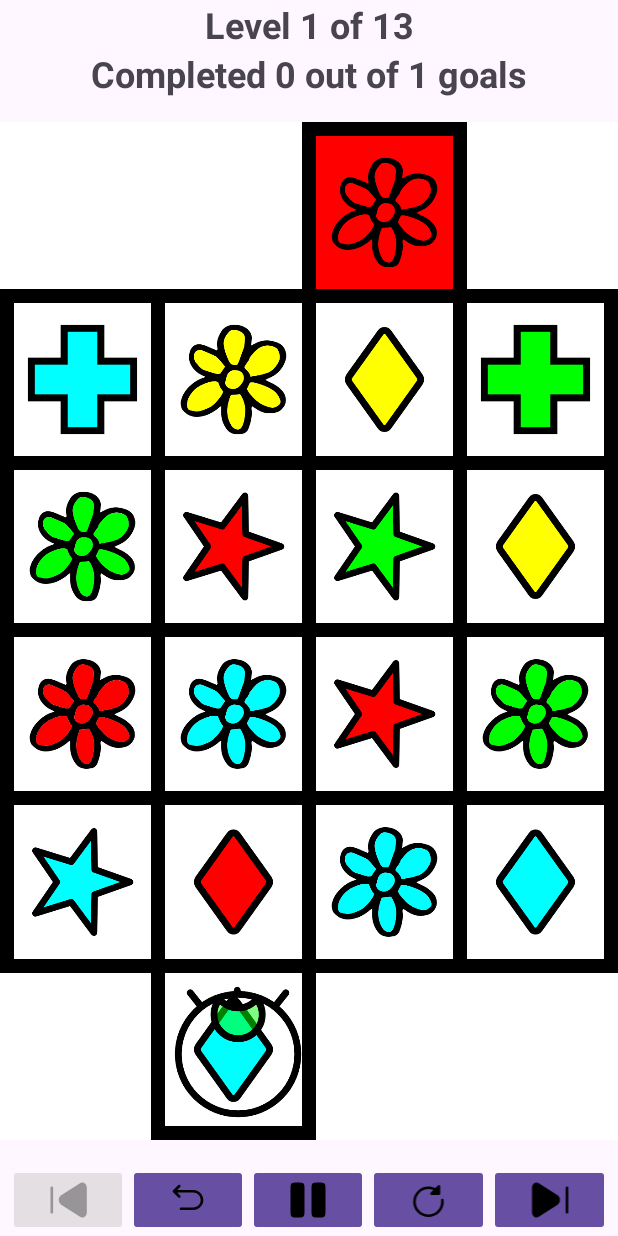
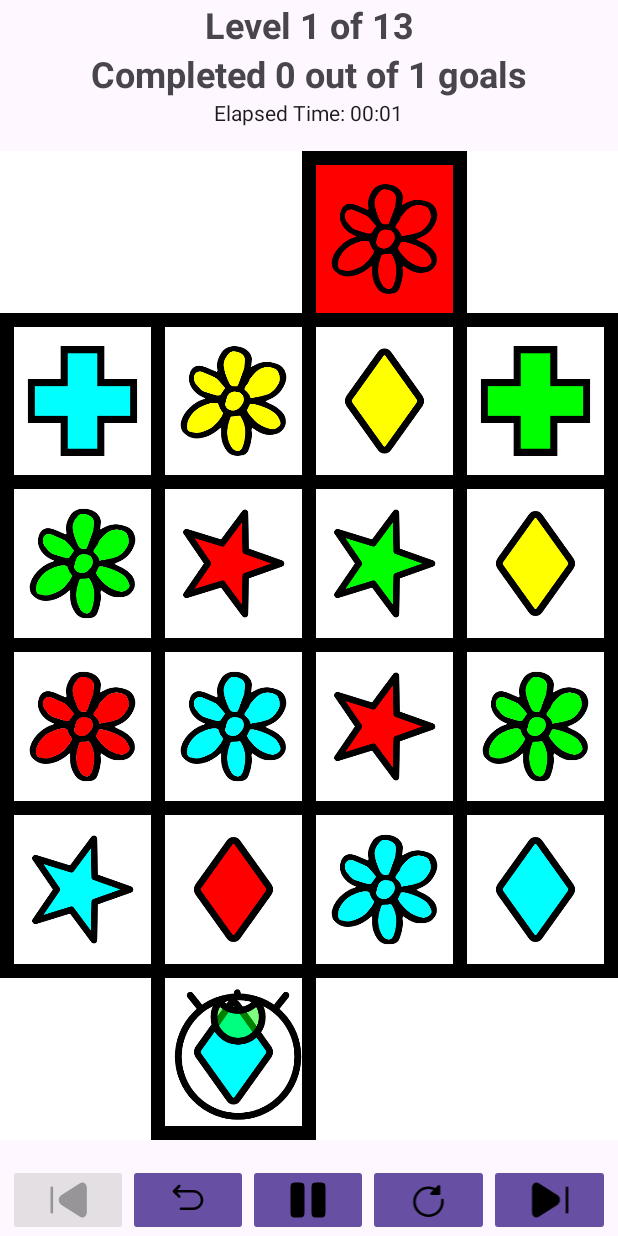
Before and after one commit to DouglasSam/Android-Eyeball-Maze, an Android app: the screen it shows after launch (MainActivity), after a tap on an icon or button, on a phone screen of 412 x 824 dp. Run offline under Robolectric (Android 15) with nearby library versions, the phone set to English and light mode, and no system bars.

Commit message:
Add in game timer and base for undo

```diff
--- a/app/src/main/java/nz/ac/ara/sjd0364/MainActivity.java
+++ b/app/src/main/java/nz/ac/ara/sjd0364/MainActivity.java
@@ -9,12 +9,16 @@ import android.app.AlertDialog;
 import android.app.Dialog;
 import android.graphics.Color;
 import android.os.Bundle;
+import android.os.CountDownTimer;
+import android.os.SystemClock;
 import android.util.Log;
 import android.view.View;
 import android.widget.Button;
+import android.widget.Chronometer;
 import android.widget.GridLayout;
 import android.widget.ImageButton;
 import android.widget.ImageView;
+import android.widget.LinearLayout;
 import android.widget.TextView;
 
 import androidx.activity.EdgeToEdge;
@@ -32,6 +36,9 @@ import java.io.IOException;
 import java.io.InputStream;
 import java.io.InputStreamReader;
 import java.util.Arrays;
+import java.util.HashMap;
+import java.util.List;
+import java.util.Map;
 
 import nz.ac.ara.sjd0364.model.BlankSquare;
 import nz.ac.ara.sjd0364.model.Game;
@@ -46,6 +53,8 @@ public class MainActivity extends AppCompatActivity {
     private static final String TAG = "MainActivity";
     private Game game;
     private int currentLevel = 0;
+
+
     private ImageButton nextButton;
     private ImageButton previousButton;
     private ImageButton undoButton;
@@ -57,6 +66,13 @@ public class MainActivity extends AppCompatActivity {
     private GridLayout gridLayout;
     private TextView goalCount;
     private TextView levelTitle;
+
+    private Map<Integer, Timer> levelTimeMap;
+
+    private Map<Integer, List<Coordinate>> levelMoves;
+
+    private Timer levelTimer;
+    private LinearLayout levelInfoLayout;
 
 
     @Override
@@ -80,6 +96,8 @@ public class MainActivity extends AppCompatActivity {
         undoButton = findViewById(R.id.undoMove);
         restartButton = findViewById(R.id.restart);
         playPauseButton = findViewById(R.id.playPause);
+        levelTitle = findViewById(R.id.levelTitle);
+
 
         nextButton.setOnClickListener(v -> changeLevelOnClick(1));
         previousButton.setOnClickListener(v -> changeLevelOnClick(-1));
@@ -123,11 +141,17 @@ public class MainActivity extends AppCompatActivity {
         if (gridLayout != null) {
             gridLayout.setVisibility(View.GONE);
             gridLayout = null;
+            levelInfoLayout.removeAllViews();
         }
 
         isPlaying = false;
 
         game = new Game();
+
+        levelTimeMap = new HashMap<>();
+        levelMoves = new HashMap<>();
+
+
 
         loadMazesFromFiles();
 
@@ -156,37 +180,50 @@ public class MainActivity extends AppCompatActivity {
                 (game.getGoalCount() + game.getCompletedGoalCount())));
         if (game.getGoalCount() == 0) {
             Log.d(TAG, "Level complete");
-            AlertDialog.Builder builder = new AlertDialog.Builder(this);
-            builder.setCancelable(true);
-            builder.setTitle("Level Complete");
-            builder.setMessage("You have completed the level!");
-            builder.setPositiveButton("Next Level", (dialog, which) -> {
+
+            levelTimer.stop();
+
+            String message = "You have completed the level!\n" +
+                    "Time: " + levelTimer.getFormattedElapsedTimeToMillis() + "\n" +
+                    "Moves: " + levelMoves.get(currentLevel).size() + "\n" +
+                    "Level: " + (currentLevel + 1) + "/" + game.getLevelCount();
+
+            AlertDialog.Builder alertBuilder = new AlertDialog.Builder(this);
+            alertBuilder.setCancelable(true);
+            alertBuilder.setTitle("Level Complete");
+            alertBuilder.setMessage(message);
+            alertBuilder.setPositiveButton("Next Level", (dialog, which) -> {
                 changeLevelOnClick(1);
             });
-            builder.setNegativeButton("View Level", (dialog, which) -> {
+            alertBuilder.setNegativeButton("View Level", (dialog, which) -> {
+
+                playPauseButton.setEnabled(false);
+                undoButton.setEnabled(false);
             });
 
-            Dialog dialog = builder.create();
+            Dialog dialog = alertBuilder.create();
             dialog.show();
         }
     }
 
 
     public void changeLevelOnClick(int change) {
+        togglePlayPause(true);
         currentLevel += change;
         game.setLevel(currentLevel);
 
         goalCount.setVisibility(View.INVISIBLE);
 
-
+        playPauseButton.setEnabled(true);
         previousButton.setEnabled(currentLevel != 0);
         nextButton.setEnabled(currentLevel != game.getLevelCount() - 1);
 
         levelTitle.setText(R.string.app_name);
 
-        togglePlayPause(true);
+
         if (gridLayout != null) {
             gridLayout = null;
+            levelInfoLayout.removeAllViews();
         }
         startButton.setText(getResources().getString(R.string.start_resume_level, "Start", currentLevel + 1));
     }
@@ -197,6 +234,10 @@ public class MainActivity extends AppCompatActivity {
 
     public void togglePlayPause(boolean pause) {
         if (pause) {
+            if (levelTimeMap.get(currentLevel) != null && levelTimer != null) {
+                levelTimer.stop();
+                levelTimer.setVisibility(View.INVISIBLE);
+            }
             Log.d(TAG, "Pausing game");
             isPlaying = false;
             startButton.setVisibility(View.VISIBLE);
@@ -216,11 +257,15 @@ public class MainActivity extends AppCompatActivity {
             restartButton.setEnabled(true);
             if (gridLayout == null) {
                 renderCurrentLevel();
+            } else {
+                gridLayout.setVisibility(View.VISIBLE);
+                levelTimer.start();
+                levelTimer.setVisibility(View.VISIBLE);
             }
-            else {
-                gridLayout.setVisibility(View.VISIBLE);
-            }
+
+
         }
+
     }
 
 
@@ -287,13 +332,27 @@ public class MainActivity extends AppCompatActivity {
             }
         }
 
-        levelTitle = findViewById(R.id.levelTitle);
         levelTitle.setText(getResources().getString(R.string.level_count, (currentLevel + 1), game.getLevelCount()));
 
         goalCount.setVisibility(View.VISIBLE);
         goalCount.setText(getResources().getString(R.string.goal_count, game.getCompletedGoalCount(), game.getGoalCount()));
 
+        if (levelMoves.get(currentLevel) == null) {
+            levelMoves.put(currentLevel, new java.util.ArrayList<>());
+        }
 
+        if (levelTimeMap.get(currentLevel) != null) {
+            levelTimer = levelTimeMap.get(currentLevel);
+        } else {
+            levelTimer = new Timer(this);
+        }
+
+        levelInfoLayout = findViewById(R.id.levelInfo);
+        levelInfoLayout.addView(levelTimer);
+
+        levelTimeMap.put(currentLevel, levelTimer);
+        levelTimer.start();
+        levelTimer.setVisibility(View.VISIBLE);
     }
 
 
@@ -383,4 +442,7 @@ public class MainActivity extends AppCompatActivity {
         }
 
     }
+
+    record Coordinate(int row, int column) { }
+
 }
--- /dev/null
+++ b/app/src/main/java/nz/ac/ara/sjd0364/Timer.java
@@ -0,0 +1,89 @@
+package nz.ac.ara.sjd0364;
+
+import android.content.Context;
+import android.util.AttributeSet;
+import android.widget.Chronometer;
+
+import java.util.Locale;
+
+public class Timer extends Chronometer {
+    private long startTime;
+
+    private long elapsedTime = 0;
+
+    private boolean isRunning = false;
+
+    public Timer(Context context) {
+        this(context, null);
+    }
+
+    public Timer(Context context, AttributeSet attrs) {
+        this(context, attrs, 0);
+    }
+
+    public Timer(Context context, AttributeSet attrs, int defStyleAttr) {
+        this(context, attrs, defStyleAttr, 0);
+    }
+
+    public Timer(Context context, AttributeSet attrs, int defStyleAttr, int defStyleRes) {
+        super(context, attrs, defStyleAttr, defStyleRes);
+        setFormat("Elapsed Time: 00:00");
+        this.setOnChronometerTickListener(this::tickListener);
+    }
+
+    private void tickListener(Chronometer chronometer) {
+        if (isRunning) {
+            long currentTime = System.currentTimeMillis();
+            long elapsed = currentTime - startTime + elapsedTime;
+            String formattedTime = "Elapsed Time: " + formatTimeSeconds(elapsed);
+            setText(formattedTime);
+        }
+    }
+
+    private String formatTimeSeconds(long elapsed) {
+        int minutes = (int) (elapsed / 60000);
+        int seconds = (int) ((elapsed % 60000) / 1000);
+
+        return String.format(Locale.UK,"%02d:%02d", minutes, seconds);
+    }
+
+    private String formatTimeMillis(long elapsed) {
+        int minutes = (int) (elapsed / 60000);
+        int seconds = (int) ((elapsed % 60000) / 1000);
+        int milliseconds = (int) (elapsed % 1000);
+
+        return String.format(Locale.UK,"%02d:%02d:%03d", minutes, seconds, milliseconds);
+    }
+
+    public String getFormattedElapsedTimeToMillis() {
+        return formatTimeMillis(elapsedTime);
+    }
+
+    public String getFormattedElapsedTimeToSeconds() {
+        return formatTimeSeconds(elapsedTime);
+    }
+
+    public void stop() {
+        super.stop();
+        this.isRunning = false;
+        long endTime = System.currentTimeMillis();
+        this.elapsedTime += endTime - startTime;
+    }
+
+    public void start() {
+        super.start();
+        this.isRunning = true;
+        this.startTime = System.currentTimeMillis();
+    }
+
+    public void reset() {
+        super.stop();
+        this.elapsedTime = 0;
+        setText("Elapsed Time: 00:00");
+    }
+
+
+    public long getElapsedTime() {
+        return elapsedTime;
+    }
+}
--- a/app/src/main/res/layout/activity_main.xml
+++ b/app/src/main/res/layout/activity_main.xml
@@ -52,6 +52,18 @@
             android:textStyle="bold"
             android:gravity="center"
             />
+
+        <LinearLayout
+            android:id="@+id/levelInfo"
+            android:layout_width="match_parent"
+            android:layout_height="wrap_content"
+            android:orientation="horizontal"
+            android:gravity="center"
+            >
+
+
+        </LinearLayout>
+
     </LinearLayout>
 
 
@@ -62,6 +74,7 @@
         android:layout_height="wrap_content"
         android:id="@+id/startLevel"
         android:text="@string/start_resume_level"
+        android:textSize="24sp"
         app:layout_constraintTop_toTopOf="parent"
         app:layout_constraintBottom_toBottomOf="parent"
         app:layout_constraintStart_toStartOf="parent"
--- a/app/src/main/res/values/strings.xml
+++ b/app/src/main/res/values/strings.xml
@@ -17,4 +17,5 @@
     <string name="undo_symbol">↩</string>
     <string name="next_symbol">⏭</string>
     <string name="back_symbol">⏮</string>
+    <string name="time_s">Time: %s</string>
 </resources>
```
